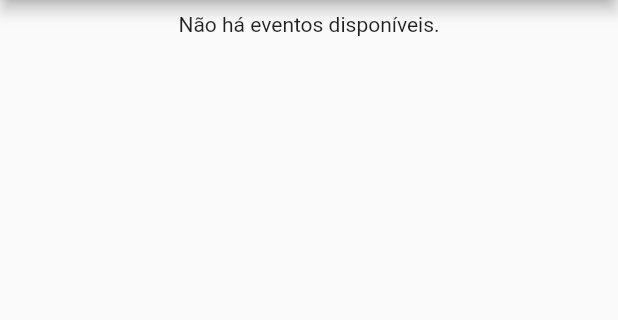
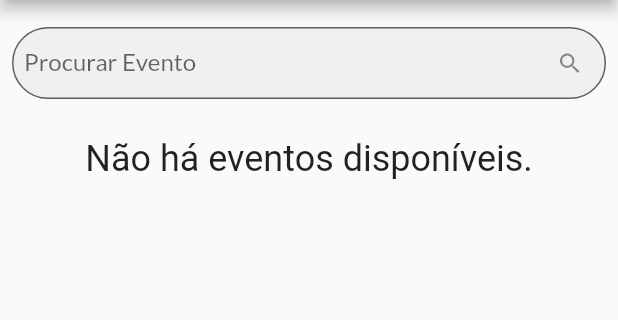
Before and after one commit to GustBM/boramarcarapp, a Flutter app: the HomeScreen screen opened by its route, on a phone screen of 412 x 824 dp, the part 84-404 px from its top. Run offline on Flutter 3.47's test engine with Material 2 defaults, Android fonts, the phone set to English and light mode, and no system bars; our stand-ins replace auth_buttons, cloud_firestore, firebase_auth, firebase_core, firebase_storage, flutter_form_builder and 3 more; missing offline and left inert: flutter_facebook_auth; accounts and stored records are empty; Roboto replaces fonts that are missing (Hind, Klavika).

Commit message:
Pesquisa Evento

```diff
--- a/lib/main.dart
+++ b/lib/main.dart
@@ -6,6 +6,7 @@ import 'package:provider/provider.dart';
 import 'package:boramarcarapp/providers/auth.dart';
 import 'package:boramarcarapp/providers/events.dart';
 import 'package:boramarcarapp/providers/schedules.dart';
+import 'package:boramarcarapp/providers/users.dart';
 import 'package:boramarcarapp/screens/home_screen.dart';
 import 'package:boramarcarapp/screens/splash_screen.dart';
 import 'package:boramarcarapp/screens/auth_screen.dart';
@@ -14,7 +15,6 @@ import 'package:boramarcarapp/screens/event/event_new_screen.dart';
 import 'package:boramarcarapp/screens/settings/settings_screen.dart';
 import 'package:boramarcarapp/screens/schedule_screen.dart';
 import 'package:boramarcarapp/screens/settings/edit_user_info_screen.dart';
-import 'package:boramarcarapp/providers/users.dart';
 import 'package:boramarcarapp/screens/group_screen.dart';
 
 Future<void> main() async {
@@ -69,7 +69,7 @@ class BoraMarcarApp extends StatelessWidget {
               builder: (context, snapshot) {
                 if (snapshot.hasError) {
                   print('Erro! ${snapshot.error.toString()}');
-                  return Text("Houve um erro!");
+                  return Text("Houve um erro na conexão com o banco!");
                 } else if (snapshot.hasData) {
                   return auth.isAuth
                       ? FutureBuilder(
--- a/lib/screens/home_screen.dart
+++ b/lib/screens/home_screen.dart
@@ -86,13 +86,7 @@ class HomeScreen extends StatelessWidget {
                 ],
               ));
             } else {
-              return Column(
-                children: <Widget>[
-                  Container(
-                    child: EventGrid(),
-                  ),
-                ],
-              );
+              return EventGrid();
             }
           },
         ),
--- a/lib/utils.dart
+++ b/lib/utils.dart
@@ -73,6 +73,7 @@ class SnapshotEmptyMsg extends StatelessWidget {
           child: Text(
             msg,
             textAlign: TextAlign.center,
+            style: TextStyle(fontSize: 24),
           ),
         ),
       ],
--- a/lib/widgets/event/event_grid.dart
+++ b/lib/widgets/event/event_grid.dart
@@ -1,3 +1,4 @@
+import 'package:boramarcarapp/models/event.dart';
 import 'package:flutter/material.dart';
 import 'package:provider/provider.dart';
 
@@ -6,20 +7,79 @@ import 'package:boramarcarapp/widgets/event/event_item.dart';
 
 import '../../utils.dart';
 
-class EventGrid extends StatelessWidget {
+class EventGrid extends StatefulWidget {
+  @override
+  _EventGridState createState() => _EventGridState();
+}
+
+class _EventGridState extends State<EventGrid> {
+  List<Event> _eventsData = [];
+  List<Event> _allEventsData = [];
+
+  @override
+  initState() {
+    super.initState();
+
+    WidgetsBinding.instance!.addPostFrameCallback((timeStamp) {
+      _allEventsData = Provider.of<Events>(context, listen: false).eventsList;
+      setState(() {
+        _eventsData = _allEventsData;
+      });
+    });
+  }
+
+  void _runFilter(String enteredKeyword) {
+    List<Event> results = [];
+    if (enteredKeyword.isEmpty) {
+      results = _allEventsData;
+    } else {
+      results = _allEventsData
+          .where((event) =>
+              event.name.toLowerCase().contains(enteredKeyword.toLowerCase()))
+          .toList();
+    }
+
+    setState(() {
+      _eventsData = results;
+    });
+  }
+
   @override
   Widget build(BuildContext context) {
-    final eventsData = Provider.of<Events>(context).eventsList;
-    return eventsData.length == 0
-        ? Center(
-            child: SnapshotEmptyMsg('Não há eventos disponíveis.'),
-          )
-        : Expanded(
+    return Column(
+      children: [
+        SizedBox(height: 10),
+        Padding(
+          padding: const EdgeInsets.all(8.0),
+          child: TextField(
+            onChanged: (value) => _runFilter(value),
+            decoration: InputDecoration(
+              labelText: 'Procurar Evento',
+              isDense: true,
+              contentPadding: EdgeInsets.all(8),
+              suffixIcon: Icon(Icons.search),
+              border: OutlineInputBorder(
+                borderRadius: BorderRadius.circular(30),
+              ),
+              focusedBorder: OutlineInputBorder(
+                borderRadius: BorderRadius.circular(30),
+                borderSide: BorderSide(
+                  color: Theme.of(context).primaryColor,
+                  width: 2.0,
+                ),
+              ),
+              filled: true,
+            ),
+          ),
+        ),
+        SizedBox(height: 10),
+        _eventsData.length > 0
+            ? Expanded(
                 child: GridView.builder(
                   padding: const EdgeInsets.all(10.0),
-              itemCount: eventsData.length,
+                  itemCount: _eventsData.length,
                   itemBuilder: (ctx, i) => ChangeNotifierProvider.value(
-                value: eventsData[i],
+                    value: _eventsData[i],
                     child: EventItem(),
                   ),
                   gridDelegate: SliverGridDelegateWithFixedCrossAxisCount(
@@ -29,6 +89,11 @@ class EventGrid extends StatelessWidget {
                     mainAxisSpacing: 10,
                   ),
                 ),
+              )
+            : Center(
+                child: SnapshotEmptyMsg('Não há eventos disponíveis.'),
+              )
+      ],
     );
   }
 }
```
Also changed, not shown: lib/providers/events.dart (+9 -0 lines). Lines whose indentation alone changed are shown as unchanged.
